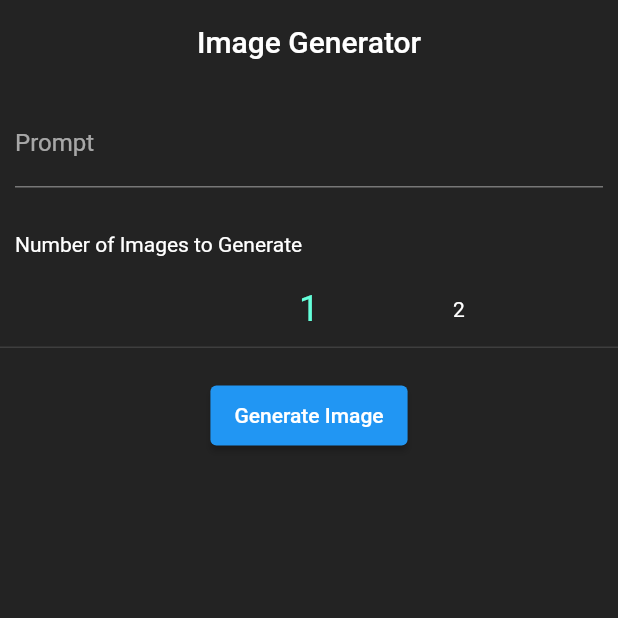
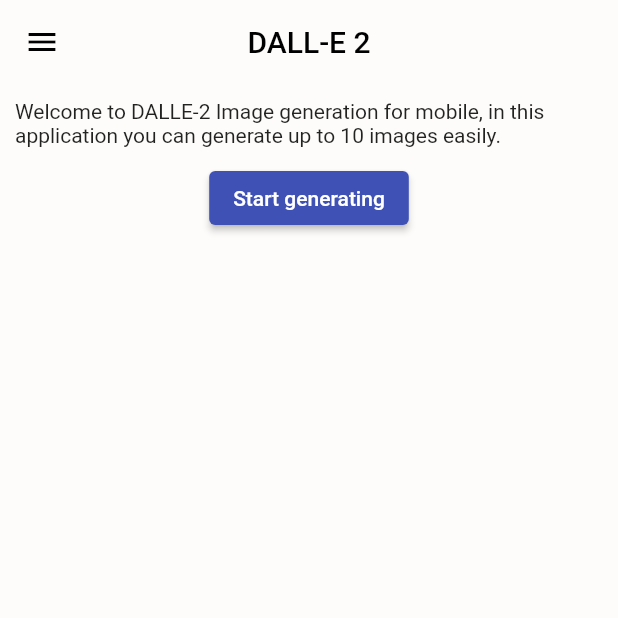
Before and after one commit to Azhy-Slemany/open_ai_dalle2, a Flutter app: the screen it shows after launch, on a phone screen of 412 x 824 dp, the top half of it. Run offline on Flutter 3.47's test engine with Material 2 defaults, Android fonts, the phone set to English and light mode, and no system bars; drawn by our look-alikes of flutter_zoom_drawer, numberpicker; our stand-ins replace cached_network_image, image_gallery_saver, loading_indicator, permission_handler, shared_preferences.

Commit message:
Home Page added with some other improvements.

```diff
--- a/lib/constants.dart
+++ b/lib/constants.dart
@@ -5,7 +5,16 @@
   return isDarkMode ? Colors.white : Colors.black;
 }
 
+Color menuBackgroundColor() {
+  return isDarkMode
+      ? Color.fromRGBO(40, 40, 40, 1)
+      : Color.fromRGBO(240, 240, 240, 1);
+}
+
 const KEYS = [
   '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',
-  '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'
+  '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',
+  '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'
 ];
+
+const PREFS_THEME_MODE_LIGHT = 'themeMode';
--- a/lib/main.dart
+++ b/lib/main.dart
@@ -1,9 +1,30 @@
+import 'dart:async';
+
 import 'package:flutter/material.dart';
+import 'package:open_ai_dalle2/constants.dart';
 import 'package:open_ai_dalle2/image.dart';
+import 'package:open_ai_dalle2/pages/home.dart';
 import 'package:open_ai_dalle2/pages/image_generator.dart';
+import 'package:shared_preferences/shared_preferences.dart';
 
-void main() {
+StreamController<bool> isDartTheme = StreamController();
+
+void main() async {
   WidgetsFlutterBinding.ensureInitialized();
+
+  //get shared preferences
+  var prefs = await SharedPreferences.getInstance();
+
+  //get the theme mode
+  if (prefs.containsKey(PREFS_THEME_MODE_LIGHT)) {
+    isDarkMode = prefs.getBool(PREFS_THEME_MODE_LIGHT)!;
+  } else {
+    //you can get the system theme mode here
+    prefs.setBool(PREFS_THEME_MODE_LIGHT, true);
+    isDarkMode = false;
+  }
+  isDartTheme.add(isDarkMode);
+
   runApp(MyApp());
 }
 
@@ -13,23 +34,25 @@
     //precache all the images
     Images.precacheImages(context);
 
+    return StreamBuilder<bool>(
+        initialData: isDarkMode,
+        stream: isDartTheme.stream,
+        builder: (context, snapshot) {
           return MaterialApp(
             title: 'Image Generator',
             theme: ThemeData(
               brightness: Brightness.light,
               primarySwatch: Colors.indigo,
-        textTheme: Theme.of(context)
-            .textTheme
-            .apply(bodyColor: Colors.black, displayColor: Colors.black),
               backgroundColor: Color.fromRGBO(253, 252, 250, 1),
             ),
             darkTheme: ThemeData(
                 brightness: Brightness.dark,
                 backgroundColor: Color.fromRGBO(35, 35, 35, 1),
-      ),
-      themeMode: ThemeMode.dark,
-      home: ImageGenerator(),
+                indicatorColor: Colors.white),
+            themeMode: snapshot.data! ? ThemeMode.dark : ThemeMode.light,
+            home: HomePage(isDartTheme: isDartTheme),
             debugShowCheckedModeBanner: false,
           );
+        });
   }
 }
--- a/lib/pages/display_images.dart
+++ b/lib/pages/display_images.dart
@@ -155,8 +155,10 @@
                                 height: 25,
                                 padding: EdgeInsets.all(5),
                                 child: LoadingIndicator(
-                                    indicatorType:
-                                        Indicator.ballScaleRippleMultiple))
+                                  indicatorType:
+                                      Indicator.ballScaleRippleMultiple,
+                                  colors: [Theme.of(context).indicatorColor],
+                                ))
                             : Text(
                                 'Save',
                                 style: TextStyle(
--- /dev/null
+++ b/lib/pages/home.dart
@@ -0,0 +1,94 @@
+import 'dart:async';
+
+import 'package:flutter/material.dart';
+import 'package:flutter_zoom_drawer/config.dart';
+import 'package:open_ai_dalle2/constants.dart' as consts;
+import 'package:flutter_zoom_drawer/flutter_zoom_drawer.dart';
+import 'package:open_ai_dalle2/pages/image_generator.dart';
+import 'package:open_ai_dalle2/pages/settings.dart';
+
+class HomePage extends StatefulWidget {
+  const HomePage({Key? key, required this.isDartTheme}) : super(key: key);
+
+  final StreamController<bool> isDartTheme;
+
+  @override
+  State<HomePage> createState() => _HomePageState(isDartTheme);
+}
+
+class _HomePageState extends State<HomePage> {
+  _HomePageState(this.isDartTheme);
+
+  final StreamController<bool> isDartTheme;
+  ZoomDrawerController _drawerController = ZoomDrawerController();
+
+  @override
+  Widget build(BuildContext context) {
+    return Directionality(
+      textDirection: TextDirection.ltr,
+      child: ZoomDrawer(
+        style: DrawerStyle.defaultStyle,
+        controller: _drawerController,
+        borderRadius: 24.0,
+        showShadow: true,
+        menuBackgroundColor: consts.menuBackgroundColor(),
+        angle: 0,
+        slideWidth: MediaQuery.of(context).size.width * 0.65,
+        openCurve: Curves.fastOutSlowIn,
+        closeCurve: Curves.bounceIn,
+        mainScreen: Scaffold(
+            appBar: AppBar(
+                centerTitle: true,
+                leading: IconButton(
+                  icon: Icon(Icons.menu),
+                  color: consts.whiteOrBlack(),
+                  onPressed: () => _drawerController.toggle!(),
+                ),
+                title: Text('DALL-E 2',
+                    style: TextStyle(color: consts.whiteOrBlack())),
+                backgroundColor: Colors.transparent,
+                elevation: 0.0),
+            backgroundColor: Theme.of(context).backgroundColor,
+            body: Column(
+              children: [
+                Container(
+                  padding: EdgeInsets.all(10),
+                  child: Text(
+                      'Welcome to DALLE-2 Image generation for mobile, in this application you can generate up to 10 images easily.'),
+                ),
+                ElevatedButton(
+                    onPressed: () {
+                      Navigator.of(context).push(MaterialPageRoute(
+                        builder: (context) => ImageGenerator(),
+                      ));
+                    },
+                    child: Text('Start generating'))
+              ],
+            )),
+        menuScreen: ListView(
+          physics: NeverScrollableScrollPhysics(),
+          shrinkWrap: true,
+          children: [
+            SizedBox(height: 100),
+            ListTile(
+              leading: Icon(Icons.home),
+              title: Text('Home'),
+              onTap: () {
+                _drawerController.toggle!();
+              },
+            ),
+            ListTile(
+              leading: Icon(Icons.settings),
+              title: Text('Settings'),
+              onTap: () {
+                Navigator.of(context).push(MaterialPageRoute(
+                    builder: (context) =>
+                        SettingsPage(isDartTheme: isDartTheme)));
+              },
+            ),
+          ],
+        ),
+      ),
+    );
+  }
+}
--- a/pubspec.yaml
+++ b/pubspec.yaml
@@ -34,6 +34,7 @@
   image_gallery_saver:
   permission_handler:
   shared_preferences:
+  flutter_zoom_drawer:
 
 dev_dependencies:
   flutter_test:
```
Also changed, not shown: lib/pages/image_generator.dart (+7 -2 lines), lib/pages/settings.dart (added, +71 -0 lines), pubspec.lock. Lines whose indentation alone changed are shown as unchanged.
